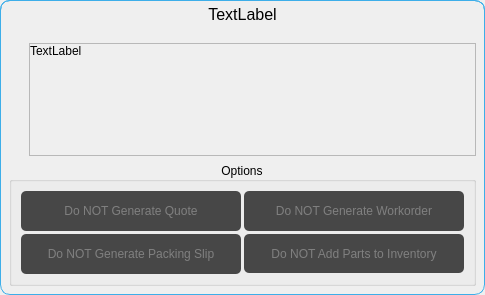
First picture: the form in ui/generate_quote_dialog.ui, repository TheCodingJsoftware/Invigo, before the edit.
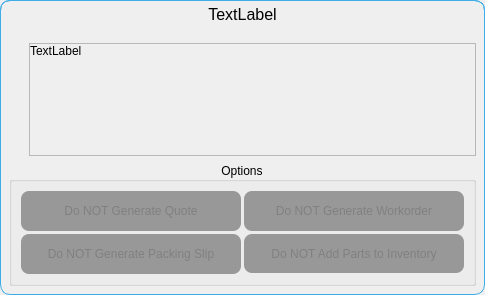
Second picture: the form after the edit.

```diff
--- a/ui/generate_quote_dialog.ui
+++ b/ui/generate_quote_dialog.ui
@@ -257,7 +257,7 @@
 	color: #ffffff;
     background-color: #3daee9;
     border: 0.01em solid #3daee9;
-	border-radius: 5px;
+    border-radius: 8px;
 }
 QPushButton#pushButton_quote:checked{
     background-color: #3daee9;
@@ -273,9 +273,9 @@
 }
 
 QPushButton#pushButton_quote:!checked {
-    background-color: rgb(71, 71, 71);
-    border: 0.01em solid rgb(76, 76, 76);
-    border-radius: 5px;
+    background-color: rgba(71, 71, 71, 130);
+    border: 0.01em solid rgba(76, 76, 76, 130);
+    border-radius: 8px;
     color: grey;
 }
 
@@ -325,7 +325,7 @@
 	color: #ffffff;
     background-color: #3daee9;
     border: 0.01em solid #3daee9;
-	border-radius: 5px;
+    border-radius: 8px;
 }
 QPushButton#pushButton_update_inventory:checked{
     background-color: #3daee9;
@@ -341,9 +341,9 @@
 }
 
 QPushButton#pushButton_update_inventory:!checked {
-    background-color: rgb(71, 71, 71);
-    border: 0.01em solid rgb(76, 76, 76);
-    border-radius: 5px;
+    background-color: rgba(71, 71, 71, 130);
+    border: 0.01em solid rgba(76, 76, 76, 130);
+    border-radius: 8px;
     color: grey;
 }
 
@@ -387,7 +387,7 @@
 	color: #ffffff;
     background-color: #3daee9;
     border: 0.01em solid #3daee9;
-	border-radius: 5px;
+    border-radius: 8px;
 }
 QPushButton#pushButton_workorder:checked{
     background-color: #3daee9;
@@ -403,9 +403,9 @@
 }
 
 QPushButton#pushButton_workorder:!checked {
-    background-color: rgb(71, 71, 71);
-    border: 0.01em solid rgb(76, 76, 76);
-    border-radius: 5px;
+    background-color: rgba(71, 71, 71, 130);
+    border: 0.01em solid rgba(76, 76, 76, 130);
+    border-radius: 8px;
     color: grey;
 }
 
@@ -440,7 +440,7 @@
 	color: #ffffff;
     background-color: #3daee9;
     border: 0.01em solid #3daee9;
-	border-radius: 5px;
+    border-radius: 8px;
 }
 QPushButton#pushButton_packingslip:checked{
     background-color: #3daee9;
@@ -456,9 +456,9 @@
 }
 
 QPushButton#pushButton_packingslip:!checked {
-    background-color: rgb(71, 71, 71);
-    border: 0.01em solid rgb(76, 76, 76);
-    border-radius: 5px;
+    background-color: rgba(71, 71, 71, 130);
+    border: 0.01em solid rgba(76, 76, 76, 130);
+    border-radius: 8px;
     color: grey;
 }
 
```
Left out of the diff: 32 changed lines with no effect on the pictures.
